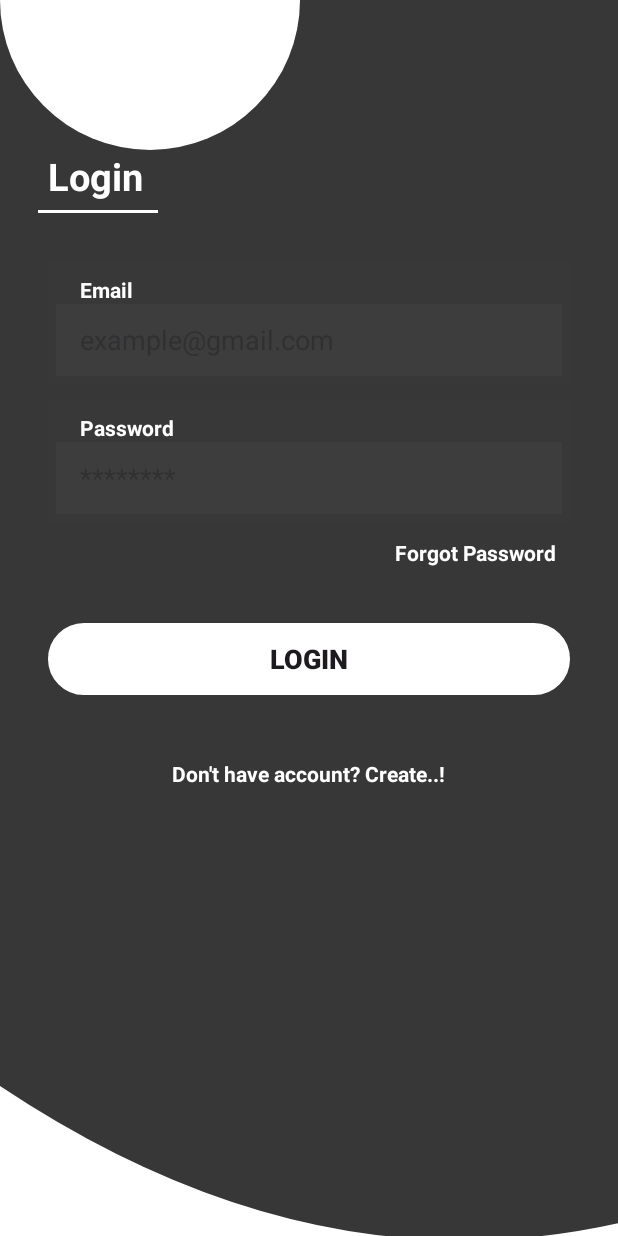
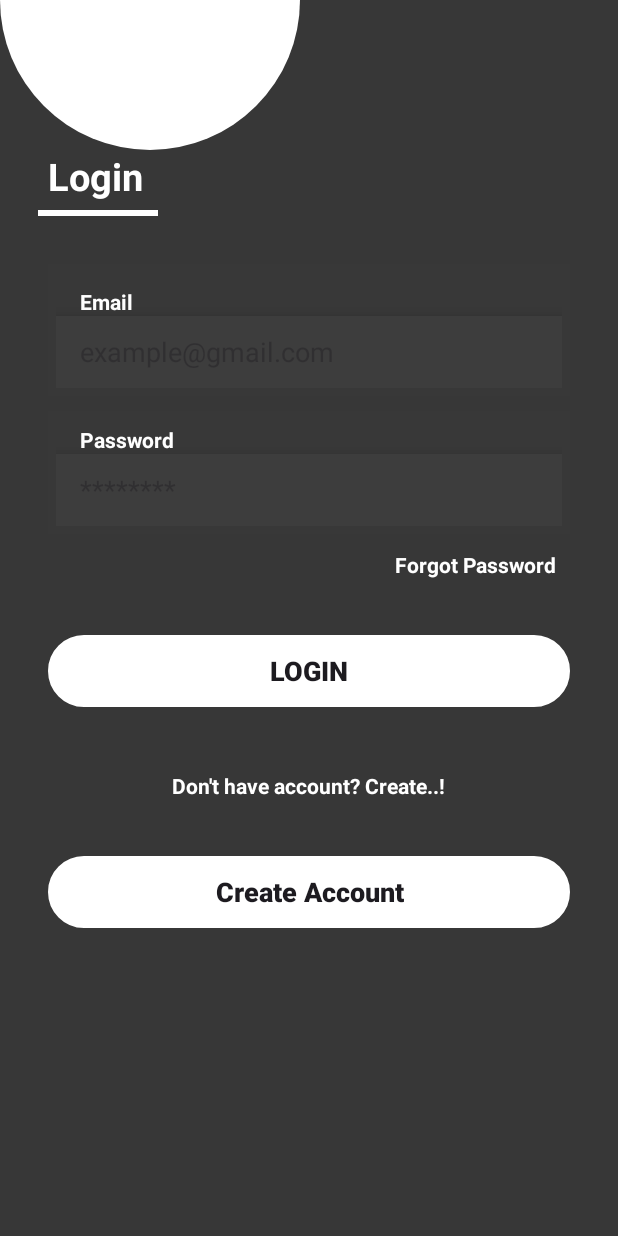
Before and after one commit to gyltenesfishta/Mobile-Project, an Android app: the SignupActivity screen opened directly, with no data from a screen before it, on a phone screen of 412 x 824 dp. Run offline under Robolectric (Android 15) with nearby library versions, the phone set to English and light mode, and no system bars; 3 statements that could not run were skipped.

Commit message:
Small changes

```diff
--- a/app/build.gradle.kts
+++ b/app/build.gradle.kts
@@ -32,6 +32,10 @@ android {
 }
 
 dependencies {
+    implementation ("com.sun.mail:android-mail:1.6.5")
+    implementation ("com.sun.mail:android-activation:1.6.5")
+    implementation("de.svenkubiak:jBCrypt:0.4.1")
+    implementation ("androidx.core:core:1.9.0")
 
     implementation(libs.appcompat)
     implementation(libs.material)
--- a/app/src/main/java/com/example/project/SignupActivity.java
+++ b/app/src/main/java/com/example/project/SignupActivity.java
@@ -1,24 +1,72 @@
 package com.example.project;
 
+import android.content.Intent;
 import android.os.Bundle;
+import android.view.animation.Animation;
+import android.view.animation.AnimationUtils;
+import android.widget.Button;
+import android.widget.EditText;
+import android.widget.ImageView;
+import android.widget.TextView;
+import android.widget.Toast;
 
-import androidx.activity.EdgeToEdge;
 import androidx.appcompat.app.AppCompatActivity;
-import androidx.core.graphics.Insets;
-import androidx.core.view.ViewCompat;
-import androidx.core.view.WindowInsetsCompat;
 
 public class SignupActivity extends AppCompatActivity {
+    Button btnCreateAccount;
+    EditText editSignupEmail;
+    EditText editSignupPassword;
+    TextView textView4;
+    Button btnLogin;
+    ImageView img;
+    com.example.project.DB DB;
 
-    @Override
     protected void onCreate(Bundle savedInstanceState) {
         super.onCreate(savedInstanceState);
-        EdgeToEdge.enable(this);
         setContentView(R.layout.activity_signup);
-        ViewCompat.setOnApplyWindowInsetsListener(findViewById(R.id.img4), (v, insets) -> {
-            Insets systemBars = insets.getInsets(WindowInsetsCompat.Type.systemBars());
-            v.setPadding(systemBars.left, systemBars.top, systemBars.right, systemBars.bottom);
-            return insets;
+        btnCreateAccount = findViewById(R.id.btnCreateAccount);
+        editSignupEmail = findViewById(R.id.editSignupEmail);
+        editSignupPassword= findViewById(R.id.editSignupPassword);
+        textView4 = findViewById(R.id.textView4);
+        btnLogin = findViewById(R.id.btnLogin);
+        img = findViewById(R.id.img);
+
+        DB = new com.example.project.DB(this);
+
+        Animation pulse = AnimationUtils.loadAnimation(this, R.anim.pulse);
+        img.startAnimation(pulse);
+
+        btnLogin.setOnClickListener(view->{
+            String email2 = editSignupEmail.getText().toString().trim();
+            String password2 = editSignupPassword.getText().toString().trim();
+
+            if (email2.isEmpty() || password2.isEmpty()) {
+                Toast.makeText(SignupActivity.this, "Please enter both email and password", Toast.LENGTH_SHORT).show();
+                return; }
+            if (!DB.userExists(email2)) {
+                Toast.makeText(SignupActivity.this, "Account does not exist", Toast.LENGTH_SHORT).show();
+            } else if (!DB.validateUser(email2, password2)) {
+                Toast.makeText(SignupActivity.this, "Incorrect password", Toast.LENGTH_SHORT).show();
+            } else {
+                Intent intent = new Intent(this, Home_screenActivity.class);
+                intent.putExtra("USER_EMAIL", email2);
+                startActivity(intent);
+
+
+
+            }
+
         });
+
+        btnCreateAccount.setOnClickListener(view->{
+            startActivity(new Intent(this, SignupActivity.class));
+        });
+        textView4.setOnClickListener(view->{
+            startActivity(new Intent(this, Forgot_PasswordActivity.class));
+        });
+
     }
+
+
+
 }
--- a/app/src/main/res/layout/activity_signup.xml
+++ b/app/src/main/res/layout/activity_signup.xml
@@ -1,37 +1,41 @@
 <?xml version="1.0" encoding="utf-8"?>
 <RelativeLayout xmlns:android="http://schemas.android.com/apk/res/android"
+    xmlns:app="http://schemas.android.com/apk/res-auto"
     android:layout_width="match_parent"
     android:background="#373737"
     android:layout_height="match_parent">
 
     <ImageView
-        android:id="@+id/img4"
+        android:id="@+id/img"
         android:layout_width="wrap_content"
         android:layout_height="wrap_content"
-        android:src="@drawable/img1"/>
+        android:src="@drawable/img1" />
 
     <LinearLayout
         android:layout_width="match_parent"
         android:layout_height="wrap_content"
-        android:layout_below="@id/img4"
-        android:orientation="vertical">
+        android:layout_below="@id/img"
+        android:orientation="vertical"
+        android:focusable="false"
+        android:focusableInTouchMode="false">
 
         <TextView
+            android:id="@+id/textView"
             android:layout_width="wrap_content"
             android:layout_height="wrap_content"
             android:text="Login"
-            android:focusableInTouchMode="true"
             android:layout_marginLeft="32dp"
             android:textColor="@color/white"
             android:textSize="25dp"
             android:textStyle="bold"/>
 
         <View
+            android:id="@+id/View"
             android:layout_width="80dp"
-            android:layout_height="2dp"
-            android:background="@color/white"
+            android:layout_height="4dp"
             android:layout_marginLeft="25dp"
-            android:layout_marginTop="5dp"/>
+            android:layout_marginTop="5dp"
+            android:background="@color/white" />
 
         <LinearLayout
             android:layout_width="match_parent"
@@ -42,26 +46,33 @@
             android:layout_marginTop="32dp"
             android:background="#33FFFFFF"
             android:padding="5dp"
-            android:backgroundTint="#3D3D3D">
+            android:backgroundTint="#3D3D3D"
+            android:focusableInTouchMode="false"
+            android:focusable="false">
 
             <TextView
+                android:id="@+id/textView2"
                 android:layout_width="wrap_content"
                 android:layout_height="wrap_content"
                 android:text="Email"
                 android:textColor="@color/white"
                 android:textStyle="bold"
-                android:paddingTop="4dp"
+                android:paddingTop="10dp"
                 android:paddingLeft="16dp"/>
 
             <EditText
+                android:id="@+id/editSignupEmail"
+                android:inputType="textEmailAddress"
                 android:layout_width="match_parent"
                 android:layout_height="48dp"
                 android:paddingLeft="16dp"
                 android:background="#3D3D3D"
+                android:focusableInTouchMode="true"
                 android:paddingTop="4dp"
                 android:paddingBottom="4dp"
                 android:hint="example@gmail.com"
-                android:textColor="@color/white"/>
+                android:textColor="@color/white"
+                android:elevation="10dp"/>
 
         </LinearLayout>
 
@@ -74,9 +85,12 @@
             android:layout_marginTop="10dp"
             android:background="#33FFFFFF"
             android:padding="5dp"
-            android:backgroundTint="#3D3D3D">
+            android:backgroundTint="#3D3D3D"
+            android:focusable="false"
+            android:focusableInTouchMode="false">
 
             <TextView
+                android:id="@+id/textView3"
                 android:layout_width="wrap_content"
                 android:layout_height="wrap_content"
                 android:text="Password"
@@ -86,6 +100,8 @@
                 android:paddingLeft="16dp"/>
 
             <EditText
+                android:id="@+id/editSignupPassword"
+                android:inputType="textPassword"
                 android:layout_width="match_parent"
                 android:layout_height="48dp"
                 android:paddingLeft="16dp"
@@ -93,11 +109,14 @@
                 android:paddingTop="4dp"
                 android:paddingBottom="4dp"
                 android:hint="********"
-                android:textColor="@color/white"/>
+                android:focusableInTouchMode="true"
+                android:textColor="@color/white"
+                android:elevation="10dp"/>
 
         </LinearLayout>
 
         <TextView
+            android:id="@+id/textView4"
             android:layout_width="wrap_content"
             android:layout_height="wrap_content"
             android:text="Forgot Password"
@@ -109,6 +128,7 @@
             android:layout_marginTop="5dp" />
 
         <androidx.appcompat.widget.AppCompatButton
+            android:id="@+id/btnLogin"
             android:layout_width="match_parent"
             android:layout_height="wrap_content"
             android:layout_margin="32dp"
@@ -117,9 +137,12 @@
             android:text="LOGIN"
             android:textAllCaps="false"
             android:textStyle="bold"
-            android:textSize="18dp"/>
+            android:clickable="true"
+            android:textSize="18dp"
+            android:elevation="10dp"/>
 
         <TextView
+            android:id="@+id/textView5"
             android:layout_width="wrap_content"
             android:layout_height="wrap_content"
             android:text="Don't have account? Create..!"
@@ -129,15 +152,18 @@
             android:padding="5dp"
             android:layout_marginTop="5dp" />
 
+        <androidx.appcompat.widget.AppCompatButton
+            android:id="@+id/btnCreateAccount"
+            android:layout_width="match_parent"
+            android:layout_height="wrap_content"
+            android:layout_margin="32dp"
+            android:background="@drawable/input_bg"
+            android:backgroundTint="@color/white"
+            android:text="Create Account"
+            android:textAllCaps="false"
+            android:textStyle="bold"
+            android:textSize="18dp"/>
+
 
     </LinearLayout>
-
-    <ImageView
-        android:layout_width="match_parent"
-        android:layout_height="wrap_content"
-        android:layout_alignParentBottom="true"
-        android:src="@drawable/vector_one"
-        android:scaleType="centerCrop"/>
-
-
 </RelativeLayout>
--- a/app/src/main/res/values/colors.xml
+++ b/app/src/main/res/values/colors.xml
@@ -2,4 +2,5 @@
 <resources>
     <color name="black">#FF000000</color>
     <color name="white">#FFFFFFFF</color>
+    <color name="dark_grey">#A9A9A9</color>
 </resources>
```
Also changed, not shown: app/src/main/AndroidManifest.xml (+34 -23 lines), app/src/main/java/com/example/project/SetPasswordActivity.java (+43 -10 lines), app/src/main/res/layout/activity_login.xml (+49 -53 lines), app/src/main/res/layout/activity_set_password.xml (+8 -10 lines).
